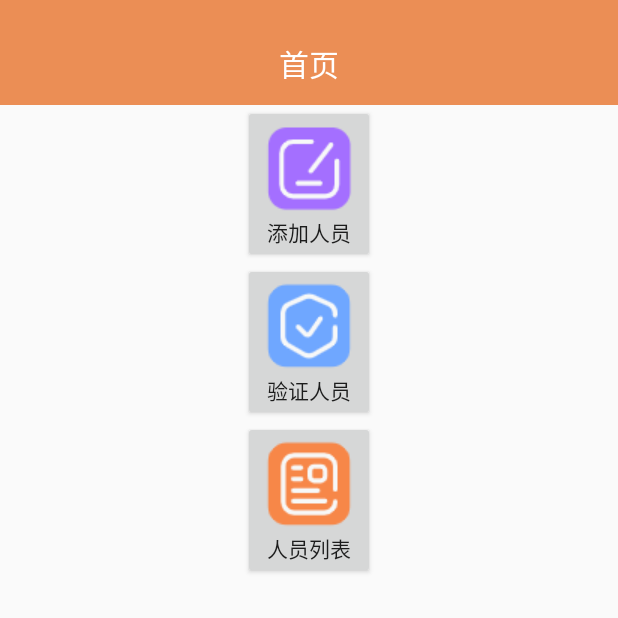
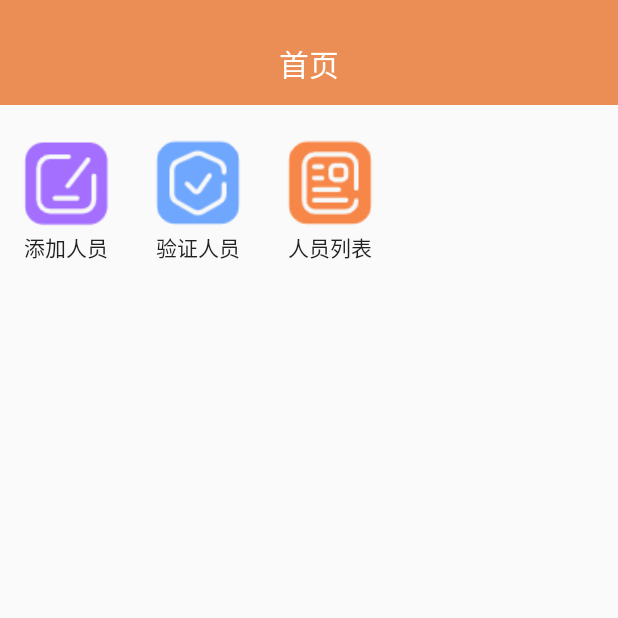
Before and after one commit to Huangwenbao001/VerfyFaceDemo, an Android app: the screen it shows after launch (MainActivity), on a phone screen of 412 x 824 dp, the top half of it. Run offline under Robolectric (Android 15) with nearby library versions, the phone set to English and light mode, and no system bars.

Commit message:
修改首页按钮

```diff
--- a/app/src/main/res/layout/activity_main.xml
+++ b/app/src/main/res/layout/activity_main.xml
@@ -9,15 +9,19 @@
         android:layout_width="match_parent"
         android:layout_height="wrap_content" />
 
-
+    <LinearLayout
+        android:layout_marginTop="20dp"
+        android:orientation="horizontal"
+        android:layout_width="match_parent"
+        android:layout_height="match_parent">
     <Button
-        android:layout_gravity="center_horizontal"
         android:id="@+id/button_create_personal"
         android:layout_width="wrap_content"
         android:layout_height="wrap_content"
         android:drawableTop="@drawable/add"
+        android:background="@null"
         android:text="添加人员"
-         />
+        />
 
     <Button
         android:layout_gravity="center_horizontal"
@@ -25,6 +29,7 @@
         android:layout_width="wrap_content"
         android:layout_height="wrap_content"
         android:drawableTop="@drawable/verify"
+        android:background="@null"
         android:text="验证人员"
         />
 
@@ -34,7 +39,12 @@
         android:layout_width="wrap_content"
         android:layout_height="wrap_content"
         android:drawableTop="@drawable/list"
+        android:background="@null"
         android:text="人员列表"
         />
 
+        </LinearLayout>
+
+
+
 </LinearLayout>
```
